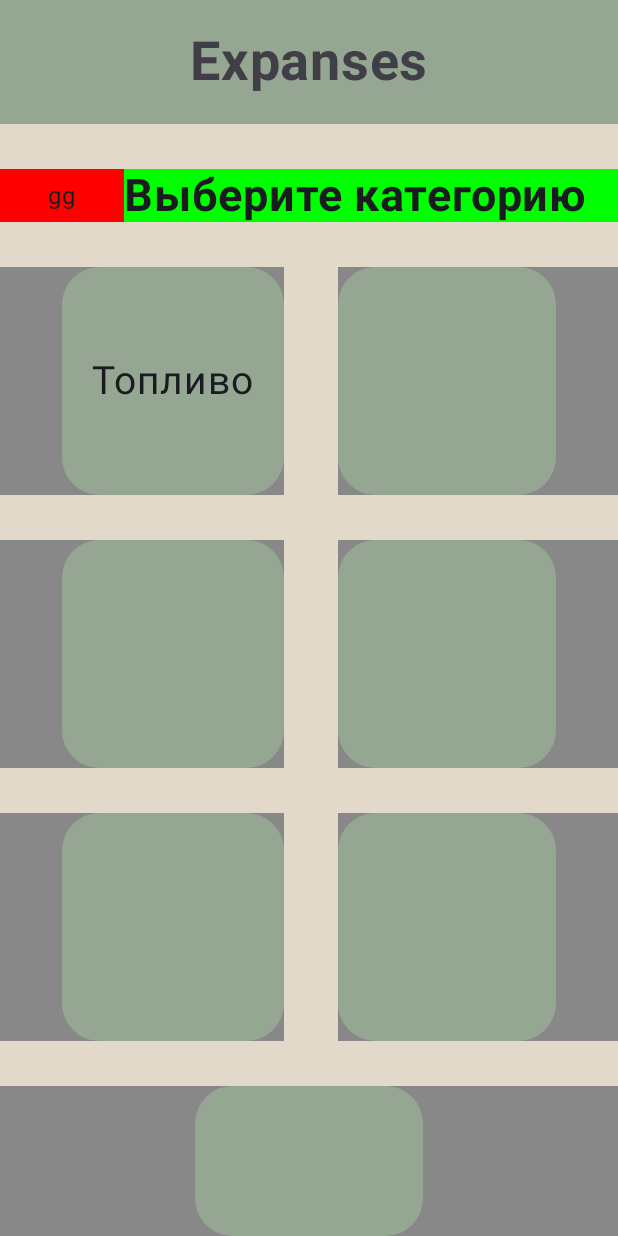
After one commit to Golovakhin/SGMAuto-AutoTrecker, an Android app built with Jetpack Compose: the composable CategoryScreen shown on its own in the app's theme, on a phone screen of 412 x 824 dp. The commit adds this screen. Run offline under Robolectric (Android 15) with nearby library versions, the phone set to English and light mode, and no system bars.

Commit message:
Добавление экрана с категориями расходов

```diff
--- a/app/src/main/java/com/example/sgmautotreckerapp/MainActivity.kt
+++ b/app/src/main/java/com/example/sgmautotreckerapp/MainActivity.kt
@@ -23,6 +23,7 @@ import androidx.compose.ui.graphics.Color
 import androidx.compose.ui.text.style.TextDirection.Companion.Content
 import androidx.compose.ui.tooling.preview.Preview
 import androidx.compose.ui.unit.dp
+import com.example.sgmautotreckerapp.screens.CategoryScreen
 import com.example.sgmautotreckerapp.screens.Content
 import com.example.sgmautotreckerapp.screens.Profile
 import com.example.sgmautotreckerapp.screens.Registration
--- /dev/null
+++ b/app/src/main/java/com/example/sgmautotreckerapp/screens/CategoryScreen.kt
@@ -0,0 +1,158 @@
+package com.example.sgmautotreckerapp.screens
+
+import androidx.compose.foundation.Image
+import androidx.compose.foundation.background
+import androidx.compose.foundation.layout.Arrangement
+import androidx.compose.foundation.layout.Box
+import androidx.compose.foundation.layout.Column
+import androidx.compose.foundation.layout.Row
+import androidx.compose.foundation.layout.Spacer
+import androidx.compose.foundation.layout.fillMaxHeight
+import androidx.compose.foundation.layout.fillMaxWidth
+import androidx.compose.foundation.layout.height
+import androidx.compose.foundation.layout.padding
+import androidx.compose.foundation.layout.width
+import androidx.compose.foundation.shape.RoundedCornerShape
+import androidx.compose.material3.Text
+import androidx.compose.runtime.Composable
+import androidx.compose.ui.Alignment
+import androidx.compose.ui.Modifier
+import androidx.compose.ui.graphics.Color
+import androidx.compose.ui.text.font.FontWeight
+import androidx.compose.ui.unit.dp
+import androidx.compose.ui.unit.sp
+import com.example.sgmautotreckerapp.commonfunction.Background
+import com.example.sgmautotreckerapp.ui.theme.advanceLight
+import com.example.sgmautotreckerapp.ui.theme.backgroundLight
+import com.example.sgmautotreckerapp.ui.theme.fontLight
+
+@Composable
+private fun CategoryScreenAppBar() {
+    Column() {
+        Row(
+            Modifier.fillMaxHeight(0.1f).fillMaxWidth().background(advanceLight),
+            horizontalArrangement = Arrangement.Absolute.Center,
+            verticalAlignment = Alignment.CenterVertically
+        ) {
+            Text(
+                text = "Expanses",
+                fontSize = 36.sp,
+                fontWeight = FontWeight.Bold,
+                color = fontLight
+            )
+
+        }
+    }
+}
+
+
+
+@Composable
+private fun SelectCategoryText(){
+    Spacer(Modifier.fillMaxWidth().height(30.dp))
+    Row(Modifier.fillMaxWidth().fillMaxHeight(0.05f).background(Color.Gray)) {
+
+        Column(Modifier.fillMaxWidth(0.2f).fillMaxHeight().background(Color.Red), horizontalAlignment = Alignment.CenterHorizontally, verticalArrangement = Arrangement.Center) {
+            Text(text = "gg", fontSize = 16.sp)
+        }
+
+        Column(Modifier.fillMaxWidth().fillMaxHeight().background(Color.Green), verticalArrangement = Arrangement.Center) {
+            Text(text = "Выберите категорию", fontSize = 30.sp, fontWeight = FontWeight.Bold)
+        }
+    }
+}
+
+
+
+
+
+@Composable
+private fun CategoriesIcons(){
+    Spacer(Modifier.fillMaxWidth().height(30.dp))
+    Row(Modifier.fillMaxWidth().height(152.dp).background(Color.Gray), horizontalArrangement = Arrangement.Center) {
+        Column(Modifier.fillMaxWidth(0.8f).fillMaxHeight()) {
+            Row() {
+                Box(Modifier.fillMaxWidth(0.45f).fillMaxHeight().background(advanceLight, shape = RoundedCornerShape(25.dp)), contentAlignment = Alignment.Center) {
+                    Column() {
+
+                        //Image()
+                        Text(text = "Топливо", fontSize = 26.sp)
+                    }
+                }
+
+                Box(Modifier.fillMaxWidth(0.2f).fillMaxHeight().background(backgroundLight)) {
+
+                }
+
+                Box(Modifier.fillMaxWidth().fillMaxHeight().background(advanceLight, shape = RoundedCornerShape(25.dp))) {
+
+                }
+            }
+        }
+    }
+
+    Spacer(Modifier.fillMaxWidth().height(30.dp))
+    Row(Modifier.fillMaxWidth().height(152.dp).background(Color.Gray), horizontalArrangement = Arrangement.Center) {
+        Column(Modifier.fillMaxWidth(0.8f).fillMaxHeight()) {
+            Row() {
+                Box(Modifier.fillMaxWidth(0.45f).fillMaxHeight().background(advanceLight, shape = RoundedCornerShape(25.dp))) {
+
+                }
+
+                Box(Modifier.fillMaxWidth(0.2f).fillMaxHeight().background(backgroundLight)) {
+
+                }
+
+                Box(Modifier.fillMaxWidth().fillMaxHeight().background(advanceLight, shape = RoundedCornerShape(25.dp))) {
+
+                }
+            }
+        }
+    }
+
+    Spacer(Modifier.fillMaxWidth().height(30.dp))
+    Row(Modifier.fillMaxWidth().height(152.dp).background(Color.Gray), horizontalArrangement = Arrangement.Center) {
+        Column(Modifier.fillMaxWidth(0.8f).fillMaxHeight()) {
+            Row() {
+                Box(Modifier.fillMaxWidth(0.45f).fillMaxHeight().background(advanceLight, shape = RoundedCornerShape(25.dp))) {
+
+                }
+
+                Box(Modifier.fillMaxWidth(0.2f).fillMaxHeight().background(backgroundLight)) {
+
+                }
+
+                Box(Modifier.fillMaxWidth().fillMaxHeight().background(advanceLight, shape = RoundedCornerShape(25.dp))) {
+
+                }
+            }
+        }
+    }
+
+    Spacer(Modifier.fillMaxWidth().height(30.dp))
+    Row(Modifier.fillMaxWidth().height(152.dp).background(Color.Gray), horizontalArrangement = Arrangement.Center) {
+        Column(Modifier.fillMaxWidth(0.8f).fillMaxHeight(), horizontalAlignment = Alignment.CenterHorizontally) {
+            Row() {
+                Box(Modifier.width(152.dp).height(152.dp).background(advanceLight, shape = RoundedCornerShape(25.dp))) {
+
+                }
+            }
+        }
+    }
+
+}
+
+
+
+
+
+
+@Composable
+public fun CategoryScreen(){
+    Background()
+    Column {
+        CategoryScreenAppBar()
+        SelectCategoryText()
+        CategoriesIcons()
+    }
+}
```
